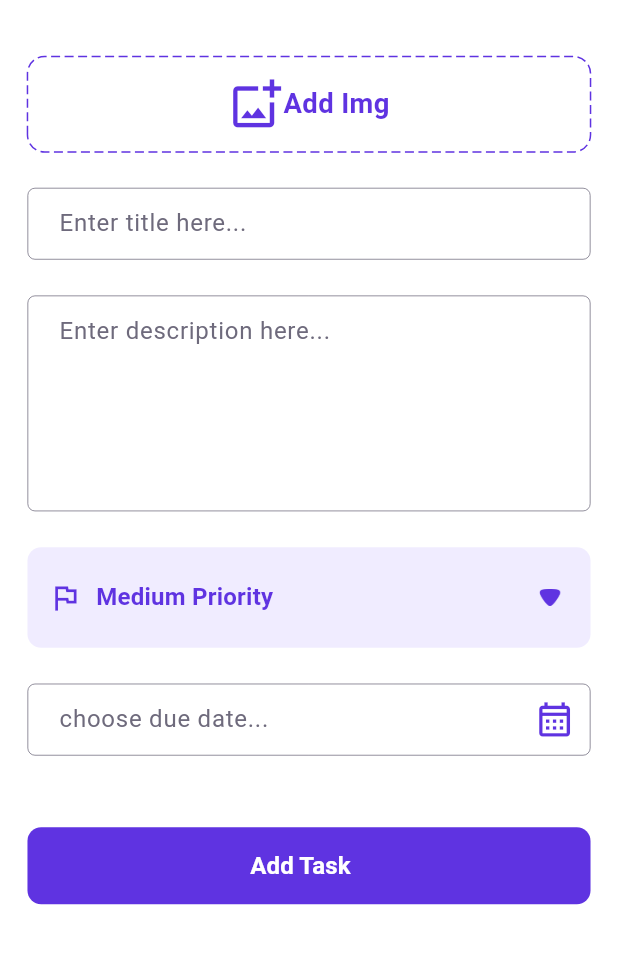
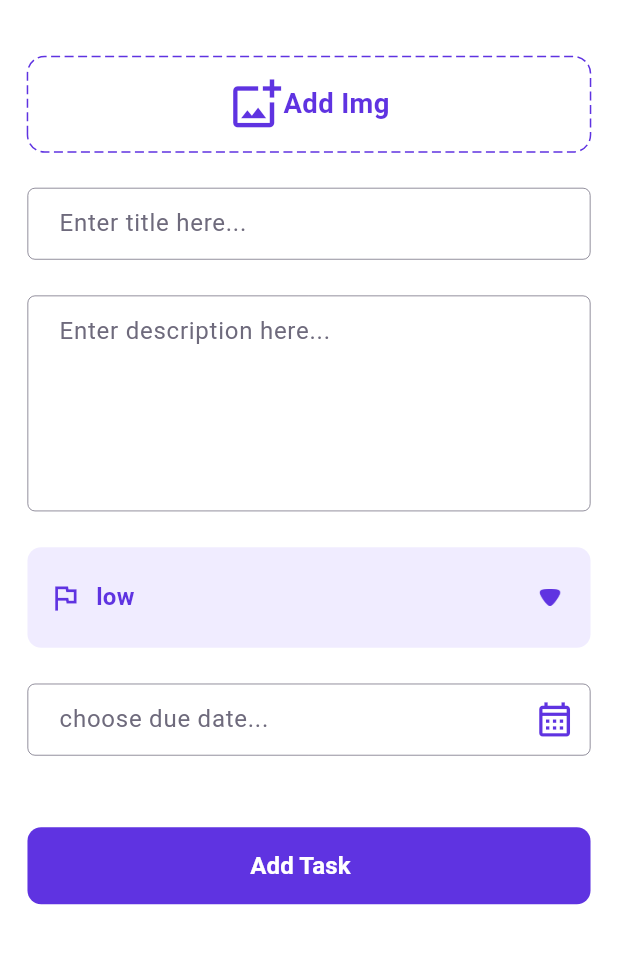
Before and after one commit to ahmedyosry433/Tasky-Flutter, a Flutter app: the TaskListScreen screen opened by its route, after a tap on the "add" icon, on a phone screen of 412 x 824 dp, the part 60-1024 px from its top. Run offline on Flutter 3.47's test engine with Material 3 defaults, Android fonts, the phone set to English and light mode, and no system bars; drawn by our look-alikes of dotted_border; our stand-ins replace bloc, dio, flutter_bloc, flutter_screenutil, get_it, image_picker and 3 more; accounts and stored records are empty; network calls fail.

Commit message:
add task logic ✅

```diff
--- a/lib/Core/Router/app_router.dart
+++ b/lib/Core/Router/app_router.dart
@@ -59,9 +59,12 @@ class AppRouter {
             child: TaskDetailsScreen(task: argument as TaskModel),
           ),
         );
-      case Routes.taskCreationScreen:
+      case Routes.addTaskScreen:
         return MaterialPageRoute(
-          builder: (_) => const TaskCreationScreen(),
+          builder: (_) => BlocProvider(
+            create: (context) => getIt<TaskCubit>(),
+            child: const AddTaskScreen(),
+          ),
         );
 
       default:
--- a/lib/Core/Router/routes.dart
+++ b/lib/Core/Router/routes.dart
@@ -5,5 +5,5 @@ class Routes {
   static const String taskesScreen = 'taskesScreen';
   static const String profileScreen = 'profileScreen';
   static const String taskDetailsScreen = 'taskDetailsScreen';
-  static const String taskCreationScreen = 'taskCreationScreen';
+  static const String addTaskScreen = 'taskCreationScreen';
 }
--- a/lib/Features/Taskes/Data/Model/task_model.dart
+++ b/lib/Features/Taskes/Data/Model/task_model.dart
@@ -40,6 +40,42 @@ class TaskModel {
   }
 }
 
+class AddTaskModel {
+  String image;
+  String title;
+  String desc;
+  String priority;
+  String dueDate;
+
+  AddTaskModel({
+    required this.image,
+    required this.title,
+    required this.desc,
+    required this.priority,
+    required this.dueDate,
+  });
+
+  factory AddTaskModel.fromJson(Map<String, dynamic> json) {
+    return AddTaskModel(
+      image: json['image'],
+      title: json['title'],
+      desc: json['desc'],
+      priority: json['priority'],
+      dueDate: json['dueDate'],
+    );
+  }
+
+  Map<String, dynamic> toJson() {
+    return {
+      'image': image,
+      'title': title,
+      'desc': desc,
+      'priority': priority,
+      'dueDate': dueDate,
+    };
+  }
+}
+
 enum TaskPriority {
   low,
   medium,
--- a/lib/Features/Taskes/Data/Repo/task_repo.dart
+++ b/lib/Features/Taskes/Data/Repo/task_repo.dart
@@ -24,4 +24,8 @@ class TaskRepo {
   Future<TaskModel> editTaskRepo({required TaskModel task}) {
     return _api_service.editTask(task: task);
   }
+
+  Future addTaskRepo({required AddTaskModel task}) {
+    return _api_service.addTask(addTask: task);
+  }
 }
--- a/lib/Features/Taskes/Logic/cubit/task_state.dart
+++ b/lib/Features/Taskes/Logic/cubit/task_state.dart
@@ -57,3 +57,13 @@ final class EditTaskError extends TaskState {
 
   EditTaskError(this.errorMessage);
 }
+
+final class AddTaskLoading extends TaskState {}
+
+final class AddTaskSuccess extends TaskState {}
+
+final class AddTaskError extends TaskState {
+  final String errorMessage;
+
+  AddTaskError(this.errorMessage);
+}
--- a/lib/Features/Taskes/Ui/add_new_task_screen.dart
+++ b/lib/Features/Taskes/Ui/add_new_task_screen.dart
@@ -4,42 +4,47 @@ import 'dart:io';
 
 import 'package:dotted_border/dotted_border.dart';
 import 'package:flutter/material.dart';
+import 'package:flutter_bloc/flutter_bloc.dart';
 import 'package:flutter_screenutil/flutter_screenutil.dart';
 import 'package:image_picker/image_picker.dart';
 import 'package:intl/intl.dart';
 import 'package:tasky/Core/Helper/extensions.dart';
 import 'package:tasky/Core/Helper/spacing.dart';
+import 'package:tasky/Core/Router/routes.dart';
 import 'package:tasky/Core/Theme/style.dart';
 import 'package:tasky/Core/Widgets/app_text_button.dart';
 import 'package:tasky/Core/Widgets/app_text_form_field.dart';
 import 'package:tasky/Core/theme/colors.dart';
 import 'package:tasky/Features/Taskes/Data/Model/task_model.dart';
+import 'package:tasky/Features/Taskes/Logic/cubit/task_cubit.dart';
 
-class TaskCreationScreen extends StatefulWidget {
-  const TaskCreationScreen({super.key});
+class AddTaskScreen extends StatefulWidget {
+  const AddTaskScreen({super.key});
 
   @override
   // ignore: library_private_types_in_public_api
-  _TaskCreationScreenState createState() => _TaskCreationScreenState();
+  _AddTaskScreenState createState() => _AddTaskScreenState();
 }
 
-class _TaskCreationScreenState extends State<TaskCreationScreen> {
+class _AddTaskScreenState extends State<AddTaskScreen> {
   TaskPriority _priority = TaskPriority.medium;
   final ImagePicker _picker = ImagePicker();
-  File? _selectedImage;
+
   DateTime? _selectedDate;
 
   Future<void> _pickDate(BuildContext context) async {
     final DateTime? pickedDate = await showDatePicker(
       context: context,
-      initialDate: _selectedDate ?? DateTime.now(),
+      initialDate:
+          BlocProvider.of<TaskCubit>(context).dueDate ?? DateTime.now(),
       firstDate: DateTime(2023),
       lastDate: DateTime(2100),
     );
 
-    if (pickedDate != null && pickedDate != _selectedDate) {
+    if (pickedDate != null &&
+        pickedDate != BlocProvider.of<TaskCubit>(context).dueDate) {
       setState(() {
-        _selectedDate = pickedDate;
+        BlocProvider.of<TaskCubit>(context).dueDate = pickedDate;
       });
     }
   }
@@ -48,7 +53,7 @@ class _TaskCreationScreenState extends State<TaskCreationScreen> {
     try {
       final XFile? pickedFile = await showDialog<XFile>(
         context: context,
-        builder: (BuildContext context) {
+        builder: (BuildContext dialogContext) {
           return AlertDialog(
             title: const Text("Choose Image Source"),
             actions: [
@@ -58,9 +63,10 @@ class _TaskCreationScreenState extends State<TaskCreationScreen> {
                 onPressed: () async {
                   final picked =
                       await _picker.pickImage(source: ImageSource.camera);
-                  context.pop();
+                  dialogContext.pop();
                   setState(() {
-                    _selectedImage = File(picked!.path);
+                    context.read<TaskCubit>().imagePickedUrl =
+                        File(picked!.path);
                   });
                 },
               ),
@@ -70,9 +76,10 @@ class _TaskCreationScreenState extends State<TaskCreationScreen> {
                 onPressed: () async {
                   final picked =
                       await _picker.pickImage(source: ImageSource.gallery);
-                  context.pop();
+                  dialogContext.pop();
                   setState(() {
-                    _selectedImage = File(picked!.path);
+                    context.read<TaskCubit>().imagePickedUrl =
+                        File(picked!.path);
                   });
                 },
               ),
@@ -83,7 +90,7 @@ class _TaskCreationScreenState extends State<TaskCreationScreen> {
 
       if (pickedFile != null) {
         setState(() {
-          _selectedImage = File(pickedFile.path);
+          context.read<TaskCubit>().imagePickedUrl = File(pickedFile.path);
         });
       }
     } catch (e) {
@@ -93,6 +100,7 @@ class _TaskCreationScreenState extends State<TaskCreationScreen> {
 
   @override
   Widget build(BuildContext context) {
+    final bloc = BlocProvider.of<TaskCubit>(context);
     return Scaffold(
       appBar: PreferredSize(
         preferredSize: Size.fromHeight(40.h),
@@ -105,25 +113,30 @@ class _TaskCreationScreenState extends State<TaskCreationScreen> {
             _buildImagePicker(),
             verticalSpace(20),
             AppTextFormField(
+                controller: bloc.titleController,
                 hintText: "Enter title here...",
                 validator: (valid) {},
                 keyboardType: TextInputType.text),
             verticalSpace(20),
             AppTextFormField(
+              controller: bloc.descController,
               maxLines: 5,
               hintText: "Enter description here...",
               validator: (valid) {},
               keyboardType: TextInputType.text,
             ),
             verticalSpace(20),
-            _buildPrioritySelector(),
+            _buildPrioritySelectorDropdown(),
             verticalSpace(20),
             _buildDueDateField(),
             verticalSpace(40),
             AppTextButton(
                 buttonText: "Add Task",
                 textStyle: TextStyles.font14WhiteSemiBold,
-                onPressed: () {})
+                onPressed: () {
+                  BlocProvider.of<TaskCubit>(context).addTaskCubit();
+                }),
+            _buildAddTaskBlocLisener(),
           ],
         ),
       ),
@@ -196,22 +209,15 @@ class _TaskCreationScreenState extends State<TaskCreationScreen> {
       ),
       readOnly: true,
       controller: TextEditingController(
-          text: _selectedDate == null
+          text: BlocProvider.of<TaskCubit>(context).dueDate == null
               ? ''
-              : DateFormat('d / M / yyyy').format(_selectedDate!).toString()),
+              : DateFormat('yyyy - M - d')
+                  .format(BlocProvider.of<TaskCubit>(context).dueDate!)
+                  .toString()),
     );
   }
 
-  Widget _buildPrioritySelector() {
-    return _buildPrioritySelectorDropdown(
-      priority: _priority,
-      onChanged: (value) => setState(() => _priority = value),
-    );
-  }
-
-  Widget _buildPrioritySelectorDropdown(
-      {required TaskPriority priority,
-      required ValueChanged<TaskPriority> onChanged}) {
+  Widget _buildPrioritySelectorDropdown() {
     return Container(
       padding: EdgeInsets.symmetric(horizontal: 12.w, vertical: 8.h),
       decoration: BoxDecoration(
@@ -219,15 +225,15 @@ class _TaskCreationScreenState extends State<TaskCreationScreen> {
         borderRadius: BorderRadius.circular(8.r),
       ),
       child: DropdownButtonHideUnderline(
-        child: DropdownButton<TaskPriority>(
-          value: priority,
+        child: DropdownButton<String>(
+          value: BlocProvider.of<TaskCubit>(context).selectedPriority,
           isExpanded: true,
           icon: Image.asset(
             'assets/image/arrow_down.png',
             width: 24.w,
           ),
-          items: TaskPriority.values.map((TaskPriority priority) {
-            return DropdownMenuItem<TaskPriority>(
+          items: ['low', 'medium', 'high'].map((priority) {
+            return DropdownMenuItem<String>(
               value: priority,
               child: Row(
                 children: [
@@ -235,20 +241,39 @@ class _TaskCreationScreenState extends State<TaskCreationScreen> {
                       size: 20.r, color: ColorsManager.primryColor),
                   horizontalSpace(8),
                   Text(
-                    priority.displayName,
+                    priority,
                     style: TextStyles.font14PrimarySemiBold,
                   ),
                 ],
               ),
             );
           }).toList(),
-          onChanged: (TaskPriority? newValue) {
+          onChanged: (newValue) {
             if (newValue != null) {
-              onChanged(newValue);
+              setState(() {
+                BlocProvider.of<TaskCubit>(context).selectedPriority = newValue;
+              });
             }
           },
         ),
       ),
     );
   }
+
+  Widget _buildAddTaskBlocLisener() {
+    return BlocListener<TaskCubit, TaskState>(
+      listenWhen: (previous, current) => previous != current,
+      listener: (context, state) {
+        if (state is AddTaskLoading) {
+          const Center(child: CircularProgressIndicator());
+        } else if (state is AddTaskSuccess) {
+          context.pushNamed(Routes.taskesScreen);
+        }
+        if (state is AddTaskError) {
+          Text(state.errorMessage);
+        }
+      },
+      child: const SizedBox.shrink(),
+    );
+  }
 }
--- a/lib/Features/Taskes/Ui/taskes_screen.dart
+++ b/lib/Features/Taskes/Ui/taskes_screen.dart
@@ -359,7 +359,7 @@ class _TaskListScreenState extends State<TaskListScreen> {
             ),
             heroTag: 'add',
             onPressed: () {
-              context.pushNamed(Routes.taskCreationScreen);
+              context.pushNamed(Routes.addTaskScreen);
             },
             backgroundColor: ColorsManager.primryColor,
             child: const Icon(
@@ -417,7 +417,6 @@ class _TaskListScreenState extends State<TaskListScreen> {
   }
 
   void showEditDialog(BuildContext context, TaskModel task) {
-    // Controllers for form fields
     TextEditingController titleController =
         TextEditingController(text: task.title);
     TextEditingController descController =
```
Also changed, not shown: lib/Core/Networking/api_service.dart (+15 -0 lines), lib/Features/Taskes/Logic/cubit/task_cubit.dart (+30 -3 lines).
